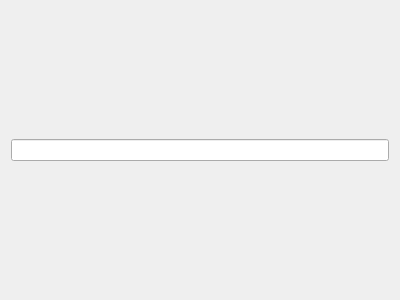
First picture: the form in src/desktopapp/plugins/projectPage/projectview.ui, repository jacquetc/skribisto, before the edit.
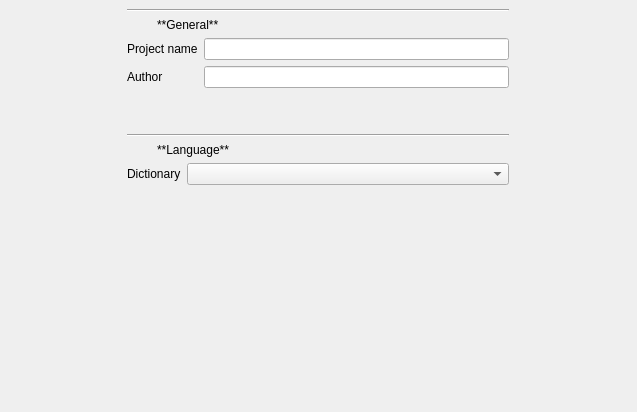
Second picture: the form after the edit. Custom widgets are drawn as their Qt base class.

The edit to the form file:
```diff
--- a/src/desktopapp/plugins/projectPage/projectview.ui
+++ b/src/desktopapp/plugins/projectPage/projectview.ui
@@ -6,19 +6,191 @@
    <rect>
     <x>0</x>
     <y>0</y>
-    <width>400</width>
-    <height>300</height>
+    <width>637</width>
+    <height>412</height>
    </rect>
   </property>
   <property name="windowTitle">
    <string>Form</string>
   </property>
   <layout class="QVBoxLayout" name="verticalLayout">
+   <property name="leftMargin">
+    <number>0</number>
+   </property>
+   <property name="topMargin">
+    <number>0</number>
+   </property>
+   <property name="rightMargin">
+    <number>0</number>
+   </property>
+   <property name="bottomMargin">
+    <number>0</number>
+   </property>
    <item>
-    <widget class="QLineEdit" name="lineEdit"/>
+    <widget class="ViewScrollArea" name="scrollArea">
+     <property name="frameShape">
+      <enum>QFrame::NoFrame</enum>
+     </property>
+     <property name="frameShadow">
+      <enum>QFrame::Plain</enum>
+     </property>
+     <property name="horizontalScrollBarPolicy">
+      <enum>Qt::ScrollBarAlwaysOff</enum>
+     </property>
+     <property name="sizeAdjustPolicy">
+      <enum>QAbstractScrollArea::AdjustToContents</enum>
+     </property>
+     <property name="widgetResizable">
+      <bool>true</bool>
+     </property>
+     <property name="alignment">
+      <set>Qt::AlignHCenter|Qt::AlignTop</set>
+     </property>
+     <widget class="ViewBaseColoredWidget" name="scrollAreaWidgetContents">
+      <property name="geometry">
+       <rect>
+        <x>118</x>
+        <y>0</y>
+        <width>400</width>
+        <height>242</height>
+       </rect>
+      </property>
+      <property name="sizePolicy">
+       <sizepolicy hsizetype="Preferred" vsizetype="Maximum">
+        <horstretch>0</horstretch>
+        <verstretch>0</verstretch>
+       </sizepolicy>
+      </property>
+      <property name="maximumSize">
+       <size>
+        <width>400</width>
+        <height>16777215</height>
+       </size>
+      </property>
+      <layout class="QVBoxLayout" name="verticalLayout_2">
+       <item>
+        <widget class="Line" name="line">
+         <property name="orientation">
+          <enum>Qt::Horizontal</enum>
+         </property>
+        </widget>
+       </item>
+       <item>
+        <widget class="QLabel" name="label_2">
+         <property name="sizePolicy">
+          <sizepolicy hsizetype="Preferred" vsizetype="Maximum">
+           <horstretch>0</horstretch>
+           <verstretch>0</verstretch>
+          </sizepolicy>
+         </property>
+         <property name="text">
+          <string>**General**</string>
+         </property>
+         <property name="textFormat">
+          <enum>Qt::MarkdownText</enum>
+         </property>
+         <property name="indent">
+          <number>30</number>
+         </property>
+        </widget>
+       </item>
+       <item>
+        <layout class="QFormLayout" name="formLayout">
+         <item row="0" column="0">
+          <widget class="QLabel" name="label">
+           <property name="text">
+            <string>Project name</string>
+           </property>
+          </widget>
+         </item>
+         <item row="0" column="1">
+          <widget class="QLineEdit" name="lineEdit"/>
+         </item>
+         <item row="1" column="0">
+          <widget class="QLabel" name="authorLabel">
+           <property name="text">
+            <string>Author</string>
+           </property>
+          </widget>
+         </item>
+         <item row="1" column="1">
+          <widget class="QLineEdit" name="authorLineEdit"/>
+         </item>
+        </layout>
+       </item>
+       <item>
+        <spacer name="verticalSpacer">
+         <property name="orientation">
+          <enum>Qt::Vertical</enum>
+         </property>
+         <property name="sizeHint" stdset="0">
+          <size>
+           <width>20</width>
+           <height>40</height>
+          </size>
+         </property>
+        </spacer>
+       </item>
+       <item>
+        <widget class="Line" name="line_2">
+         <property name="orientation">
+          <enum>Qt::Horizontal</enum>
+         </property>
+        </widget>
+       </item>
+       <item>
+        <widget class="QLabel" name="label_3">
+         <property name="sizePolicy">
+          <sizepolicy hsizetype="Preferred" vsizetype="Maximum">
+           <horstretch>0</horstretch>
+           <verstretch>0</verstretch>
+          </sizepolicy>
+         </property>
+         <property name="text">
+          <string>**Language**</string>
+         </property>
+         <property name="textFormat">
+          <enum>Qt::MarkdownText</enum>
+         </property>
+         <property name="indent">
+          <number>30</number>
+         </property>
+        </widget>
+       </item>
+       <item>
+        <layout class="QFormLayout" name="formLayout_2">
+         <item row="0" column="0">
+          <widget class="QLabel" name="dictionaryLabel">
+           <property name="text">
+            <string>Dictionary</string>
+           </property>
+          </widget>
+         </item>
+         <item row="0" column="1">
+          <widget class="QComboBox" name="dictionaryComboBox"/>
+         </item>
+        </layout>
+       </item>
+      </layout>
+     </widget>
+    </widget>
    </item>
   </layout>
  </widget>
+ <customwidgets>
+  <customwidget>
+   <class>ViewBaseColoredWidget</class>
+   <extends>QWidget</extends>
+   <header location="global">viewbasecoloredwidget.h</header>
+   <container>1</container>
+  </customwidget>
+  <customwidget>
+   <class>ViewScrollArea</class>
+   <extends>QScrollArea</extends>
+   <header location="global">viewscrollarea.h</header>
+   <container>1</container>
+  </customwidget>
+ </customwidgets>
  <resources/>
  <connections/>
 </ui>
```
